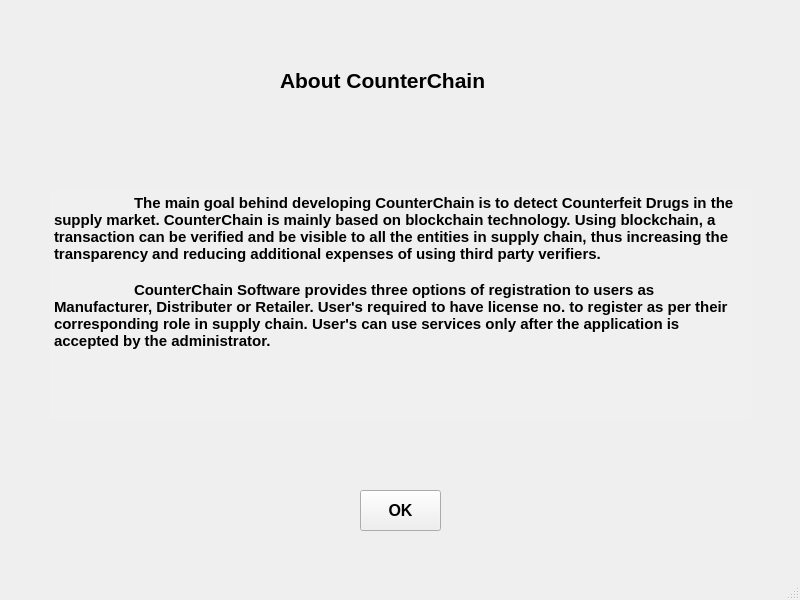
This is aboutus.ui in shubham0298/CounterChain as Qt 5 draws it before an edit. The edited form follows.
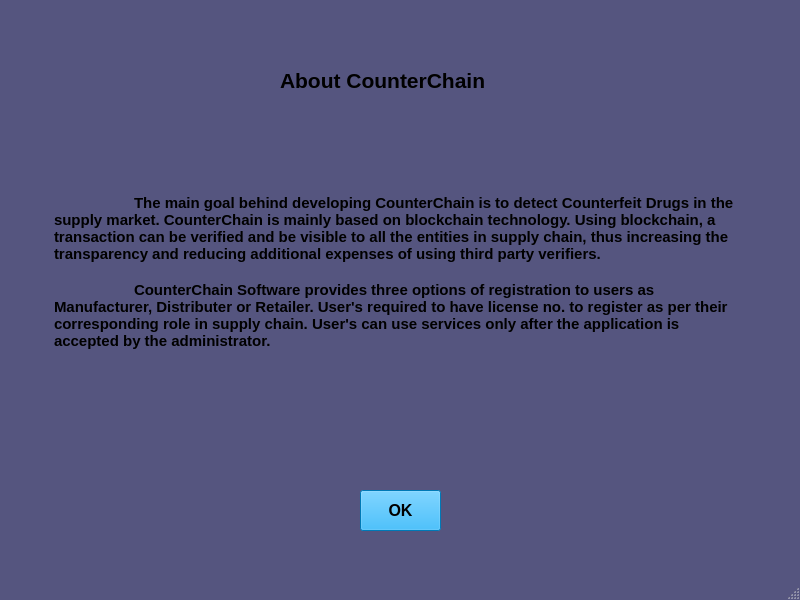
This is the edited form.

Diff of the .ui file:
```diff
--- a/aboutus.ui
+++ b/aboutus.ui
@@ -25,6 +25,14 @@
   <property name="windowTitle">
    <string>About Us</string>
   </property>
+  <property name="styleSheet">
+   <string notr="true">QMainWindow{
+	background-color: rgb(85, 85, 127);
+}
+QPushButton{
+	background-color: rgb(0, 170, 255);
+}</string>
+  </property>
   <widget class="QWidget" name="centralwidget">
    <widget class="QLabel" name="label">
     <property name="geometry">
@@ -84,9 +92,9 @@
        <colorrole role="Button">
         <brush brushstyle="SolidPattern">
          <color alpha="255">
-          <red>240</red>
-          <green>240</green>
-          <blue>240</blue>
+          <red>85</red>
+          <green>85</green>
+          <blue>127</blue>
          </color>
         </brush>
        </colorrole>
@@ -102,18 +110,18 @@
        <colorrole role="Base">
         <brush brushstyle="SolidPattern">
          <color alpha="255">
-          <red>240</red>
-          <green>240</green>
-          <blue>240</blue>
+          <red>85</red>
+          <green>85</green>
+          <blue>127</blue>
          </color>
         </brush>
        </colorrole>
        <colorrole role="Window">
         <brush brushstyle="SolidPattern">
          <color alpha="255">
-          <red>240</red>
-          <green>240</green>
-          <blue>240</blue>
+          <red>85</red>
+          <green>85</green>
+          <blue>127</blue>
          </color>
         </brush>
        </colorrole>
@@ -122,9 +130,9 @@
        <colorrole role="Button">
         <brush brushstyle="SolidPattern">
          <color alpha="255">
-          <red>240</red>
-          <green>240</green>
-          <blue>240</blue>
+          <red>85</red>
+          <green>85</green>
+          <blue>127</blue>
          </color>
         </brush>
        </colorrole>
@@ -140,18 +148,18 @@
        <colorrole role="Base">
         <brush brushstyle="SolidPattern">
          <color alpha="255">
-          <red>240</red>
-          <green>240</green>
-          <blue>240</blue>
+          <red>85</red>
+          <green>85</green>
+          <blue>127</blue>
          </color>
         </brush>
        </colorrole>
        <colorrole role="Window">
         <brush brushstyle="SolidPattern">
          <color alpha="255">
-          <red>240</red>
-          <green>240</green>
-          <blue>240</blue>
+          <red>85</red>
+          <green>85</green>
+          <blue>127</blue>
          </color>
         </brush>
        </colorrole>
@@ -160,9 +168,9 @@
        <colorrole role="Button">
         <brush brushstyle="SolidPattern">
          <color alpha="255">
-          <red>240</red>
-          <green>240</green>
-          <blue>240</blue>
+          <red>85</red>
+          <green>85</green>
+          <blue>127</blue>
          </color>
         </brush>
        </colorrole>
@@ -178,18 +186,18 @@
        <colorrole role="Base">
         <brush brushstyle="SolidPattern">
          <color alpha="255">
-          <red>240</red>
-          <green>240</green>
-          <blue>240</blue>
+          <red>85</red>
+          <green>85</green>
+          <blue>127</blue>
          </color>
         </brush>
        </colorrole>
        <colorrole role="Window">
         <brush brushstyle="SolidPattern">
          <color alpha="255">
-          <red>240</red>
-          <green>240</green>
-          <blue>240</blue>
+          <red>85</red>
+          <green>85</green>
+          <blue>127</blue>
          </color>
         </brush>
        </colorrole>
@@ -200,8 +208,10 @@
      <cursorShape>IBeamCursor</cursorShape>
     </property>
     <property name="styleSheet">
-     <string notr="true">background-color: rgb(240, 240, 240);
-border: 0</string>
+     <string notr="true">QTextBrowser{
+	background-color: rgb(85, 85, 127);
+	border: 0
+}</string>
     </property>
     <property name="html">
      <string>&lt;!DOCTYPE HTML PUBLIC &quot;-//W3C//DTD HTML 4.0//EN&quot; &quot;http://www.w3.org/TR/REC-html40/strict.dtd&quot;&gt;
```
